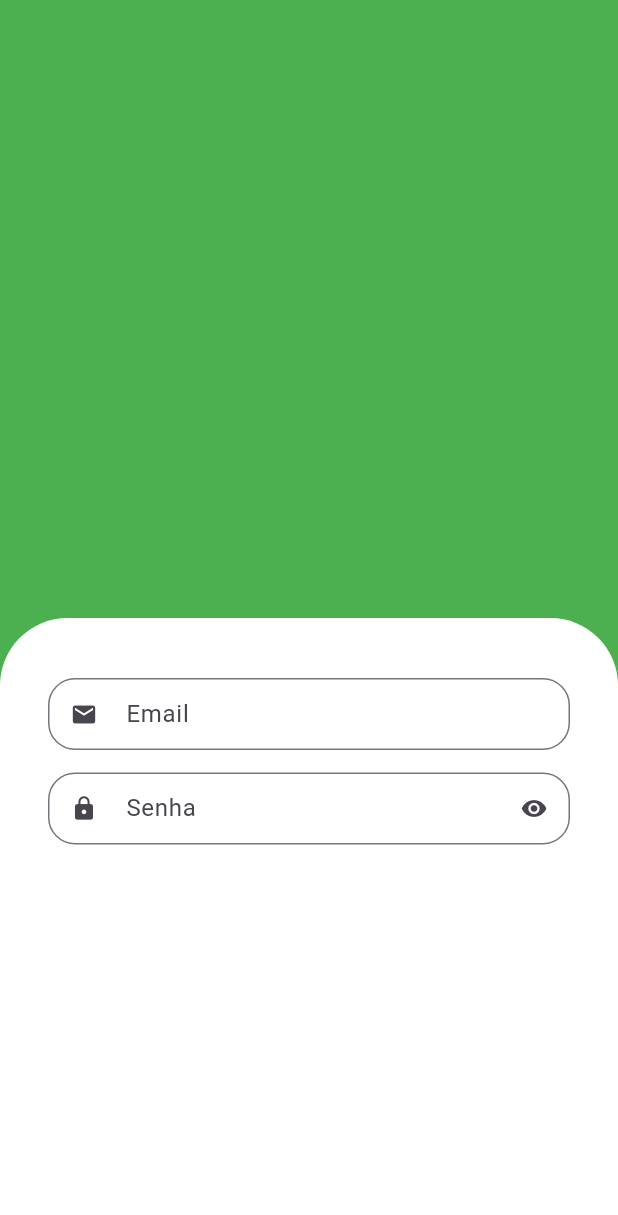
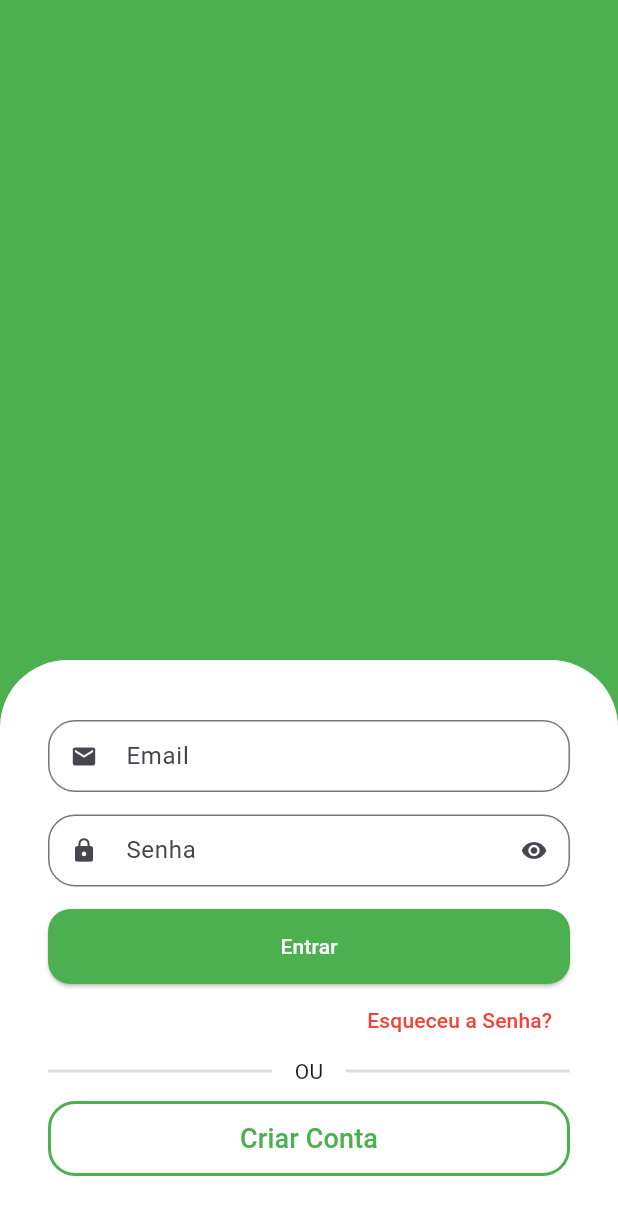
Before and after one commit to Crisley-dev/greengrocer, a Flutter app: the screen it shows after launch, on a phone screen of 412 x 824 dp. Shown: the top 1215 px of the screen. Run offline on Flutter 3.47's test engine with Material 3 defaults, Android fonts, the phone set to English and light mode, and no system bars.

Commit message:
Terminando a parte de visual do form de login e criando os botoes restantes

```diff
--- a/lib/src/auth/sign_in_screen.dart
+++ b/lib/src/auth/sign_in_screen.dart
@@ -10,31 +10,100 @@ class SignInScreen extends StatelessWidget {
       backgroundColor: Colors.green,
       body: Column(
         children: [
+          // Container Verde do Topo
           Expanded(
             child: Container(
               color: Colors.green,
             ),
           ),
-          Expanded(
-            child: Container(
+
+          //Container branco de Baixo
+          Container(
             padding: const EdgeInsets.symmetric(horizontal: 32, vertical: 40),
             decoration: const BoxDecoration(
                 color: Colors.white,
-                  borderRadius:
-                      BorderRadius.vertical(top: Radius.circular(45))),
-              child: const Column(
+                borderRadius: BorderRadius.vertical(top: Radius.circular(45))),
+            child: Column(
+              crossAxisAlignment: CrossAxisAlignment.stretch,
               children: [
-                  CustomTextField(
+                //Email
+                const CustomTextField(
                   icon: Icons.email,
                   label: 'Email',
                 ),
-                  CustomTextField(
+
+                //Senha
+                const CustomTextField(
                   icon: Icons.lock,
                   label: 'Senha',
                   isSecret: true,
+                ),
+
+                //Botão Entrar
+                SizedBox(
+                    height: 50,
+                    child: ElevatedButton(
+                        onPressed: () {},
+                        style: ElevatedButton.styleFrom(
+                            backgroundColor: Colors.green,
+                            shape: RoundedRectangleBorder(
+                                borderRadius: BorderRadius.circular(15))),
+                        child: const Text(
+                          'Entrar',
+                          style: TextStyle(color: Colors.white),
+                        ))),
+
+                //Esqueceu a Senha
+                Align(
+                  alignment: Alignment.centerRight,
+                  child: TextButton(
+                    onPressed: () {},
+                    child: const Text('Esqueceu a Senha?',
+                        style: TextStyle(color: Colors.red)),
+                  ),
+                ),
+                //Divisor
+                Padding(
+                  padding: const EdgeInsets.only(bottom: 10),
+                  child: Row(
+                    children: [
+                      Expanded(
+                        child: Divider(
+                          color: Colors.grey.withAlpha(90),
+                          thickness: 2,
+                        ),
+                      ),
+                      const Padding(
+                        padding: EdgeInsets.symmetric(horizontal: 15),
+                        child: Text('OU'),
+                      ),
+                      Expanded(
+                        child: Divider(
+                          color: Colors.grey.withAlpha(90),
+                          thickness: 2,
+                        ),
+                      ),
+                    ],
+                  ),
+                ),
+
+                // Botão de Novo usuario
+
+                SizedBox(
+                  height: 50,
+                  child: OutlinedButton(
+                      onPressed: () {},
+                      style: OutlinedButton.styleFrom(
+                          shape: RoundedRectangleBorder(
+                              borderRadius: BorderRadius.circular(18)),
+                          side:
+                              const BorderSide(width: 2, color: Colors.green)),
+                      child: const Text(
+                        'Criar Conta',
+                        style: TextStyle(fontSize: 18, color: Colors.green),
+                      )),
                 )
               ],
-              ),
             ),
           )
         ],
```
Lines whose indentation alone changed are shown as unchanged.
